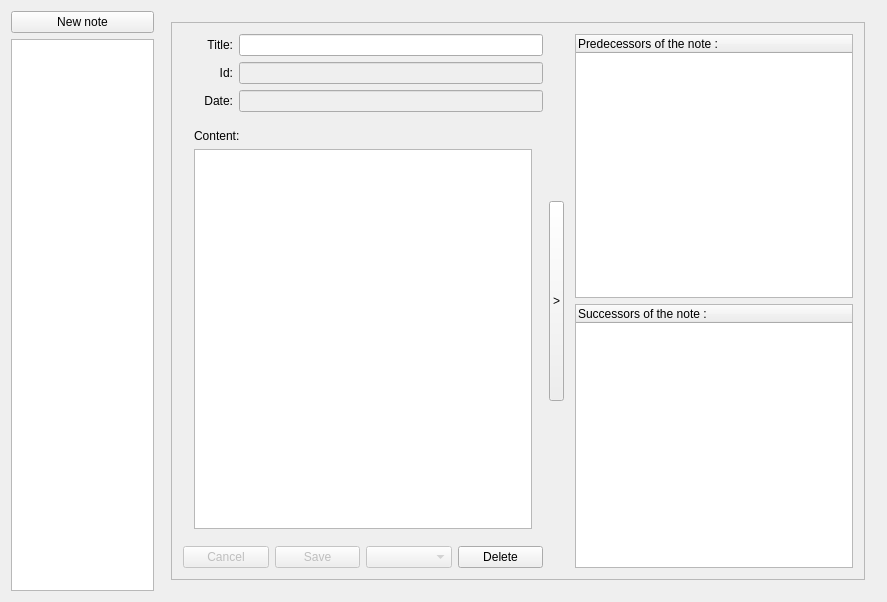
This is PluriNotes/plurinotes.ui in guillaumejounel/PluriNotes as Qt 5 draws it before an edit. The edited form follows.
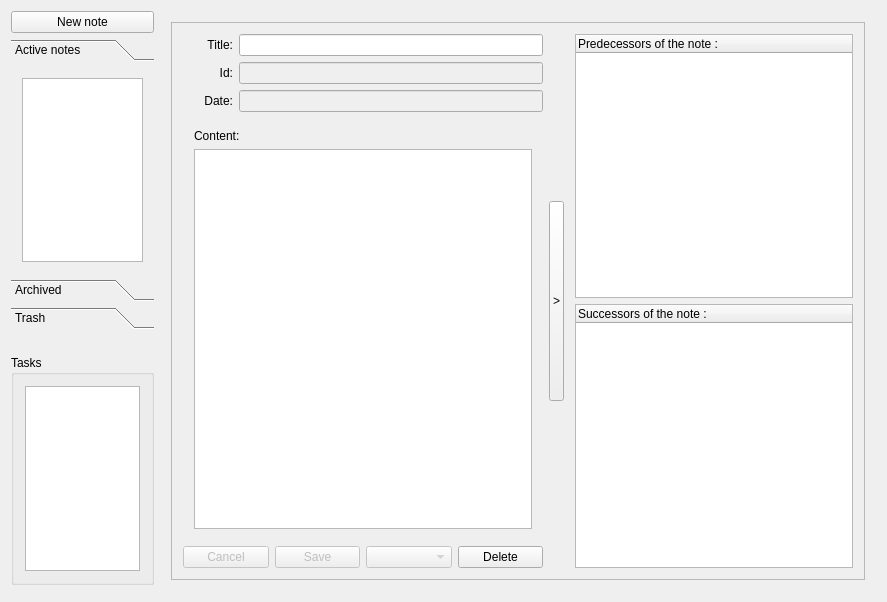
This is the edited form. The open tabs and pages were chosen to show the change.

The edit to the form file:
```diff
--- a/PluriNotes/plurinotes.ui
+++ b/PluriNotes/plurinotes.ui
@@ -27,6 +27,88 @@
     <property name="leftMargin">
      <number>11</number>
     </property>
+    <item row="1" column="0">
+     <layout class="QVBoxLayout" name="verticalLayout_11">
+      <item>
+       <widget class="QToolBox" name="toolBox">
+        <property name="currentIndex">
+         <number>0</number>
+        </property>
+        <widget class="QWidget" name="page">
+         <property name="geometry">
+          <rect>
+           <x>0</x>
+           <y>0</y>
+           <width>140</width>
+           <height>176</height>
+          </rect>
+         </property>
+         <attribute name="label">
+          <string>Active notes</string>
+         </attribute>
+         <layout class="QGridLayout" name="gridLayout_6">
+          <item row="0" column="0">
+           <widget class="QListWidget" name="listNotesWidget"/>
+          </item>
+         </layout>
+        </widget>
+        <widget class="QWidget" name="page_2">
+         <property name="geometry">
+          <rect>
+           <x>0</x>
+           <y>0</y>
+           <width>140</width>
+           <height>352</height>
+          </rect>
+         </property>
+         <attribute name="label">
+          <string>Archived</string>
+         </attribute>
+         <layout class="QGridLayout" name="gridLayout_5">
+          <item row="0" column="0">
+           <widget class="QListWidget" name="listWidget"/>
+          </item>
+         </layout>
+        </widget>
+        <widget class="QWidget" name="page_3">
+         <attribute name="label">
+          <string>Trash</string>
+         </attribute>
+         <layout class="QGridLayout" name="gridLayout_7">
+          <item row="0" column="0">
+           <widget class="QListWidget" name="listWidget_2"/>
+          </item>
+         </layout>
+        </widget>
+       </widget>
+      </item>
+      <item>
+       <spacer name="horizontalSpacer">
+        <property name="orientation">
+         <enum>Qt::Horizontal</enum>
+        </property>
+        <property name="sizeHint" stdset="0">
+         <size>
+          <width>40</width>
+          <height>20</height>
+         </size>
+        </property>
+       </spacer>
+      </item>
+      <item>
+       <widget class="QGroupBox" name="groupBox">
+        <property name="title">
+         <string>Tasks</string>
+        </property>
+        <layout class="QGridLayout" name="gridLayout_8">
+         <item row="0" column="0">
+          <widget class="QListWidget" name="listWidget_3"/>
+         </item>
+        </layout>
+       </widget>
+      </item>
+     </layout>
+    </item>
     <item row="0" column="0">
      <widget class="QPushButton" name="ButtonNewNote">
       <property name="text">
@@ -34,10 +116,7 @@
       </property>
      </widget>
     </item>
-    <item row="1" column="0">
-     <widget class="QListWidget" name="listNotesWidget"/>
-    </item>
-    <item row="0" column="4" rowspan="2">
+    <item row="0" column="4" rowspan="3">
      <widget class="QStackedWidget" name="mainStackedWidget">
       <property name="minimumSize">
        <size>
```
Left out of the diff: 6 changed lines with no effect on the pictures.
